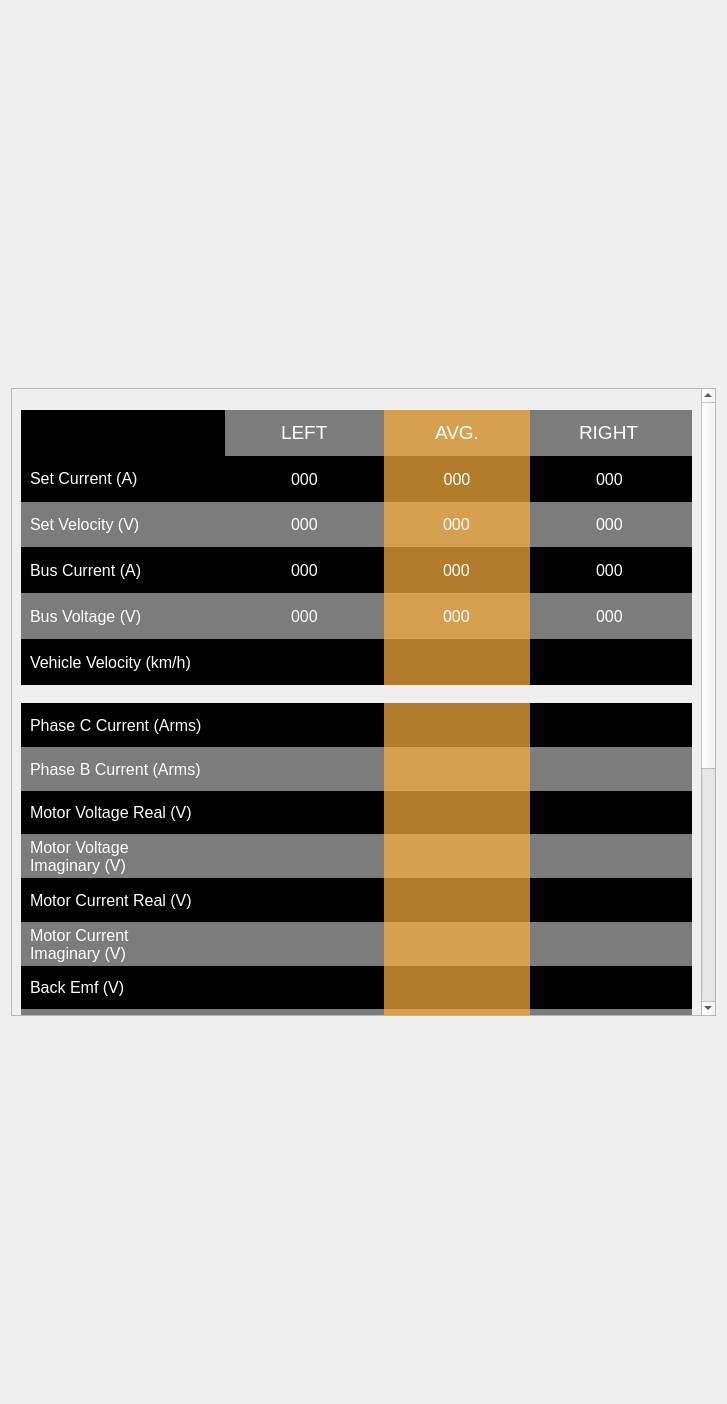
Qt form src/ViewLayer/DebugDisplay/MotorPage/MotorUi/MotorUi.ui (UCSolarCarTeam/Epsilon-Dashboard) before a commit.
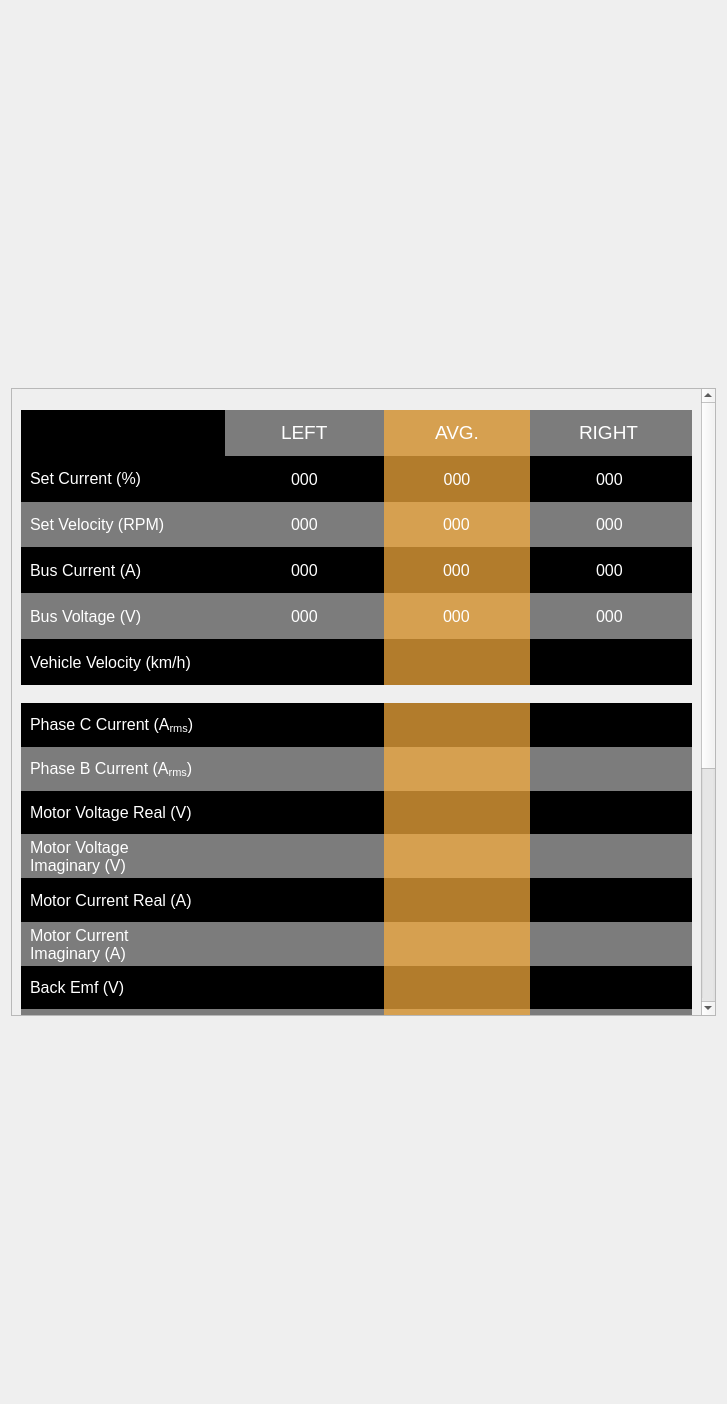
The same form after that commit.

Commit message: Fix Bill's PR comments

What changed in the file:
```diff
--- a/src/ViewLayer/DebugDisplay/MotorPage/MotorUi/MotorUi.ui
+++ b/src/ViewLayer/DebugDisplay/MotorPage/MotorUi/MotorUi.ui
@@ -44,7 +44,7 @@
       <property name="geometry">
        <rect>
         <x>0</x>
-        <y>-407</y>
+        <y>0</y>
         <width>693</width>
         <height>1033</height>
        </rect>
@@ -151,7 +151,7 @@
                 <string notr="true">color: white;</string>
                </property>
                <property name="text">
-                <string>&lt;html&gt;&lt;head/&gt;&lt;body&gt;&lt;p&gt;Set Current (A)&lt;/p&gt;&lt;/body&gt;&lt;/html&gt;</string>
+                <string>&lt;html&gt;&lt;head/&gt;&lt;body&gt;&lt;p&gt;Set Current (%)&lt;/p&gt;&lt;/body&gt;&lt;/html&gt;</string>
                </property>
               </widget>
              </item>
@@ -256,7 +256,7 @@
 </string>
                </property>
                <property name="text">
-                <string>Set Velocity (V)</string>
+                <string>&lt;html&gt;&lt;head/&gt;&lt;body&gt;&lt;p&gt;Set Velocity (RPM)&lt;/p&gt;&lt;/body&gt;&lt;/html&gt;</string>
                </property>
               </widget>
              </item>
@@ -1291,7 +1291,7 @@
 </string>
                </property>
                <property name="text">
-                <string>Motor Current Real (V)</string>
+                <string>Motor Current Real (A)</string>
                </property>
               </widget>
              </item>
@@ -1490,7 +1490,7 @@
 background: transparent;</string>
                </property>
                <property name="text">
-                <string>Phase B Current (Arms)</string>
+                <string>&lt;html&gt;&lt;head/&gt;&lt;body&gt;&lt;p&gt;Phase B Current (A&lt;span style=&quot; vertical-align:sub;&quot;&gt;rms&lt;/span&gt;)&lt;/p&gt;&lt;/body&gt;&lt;/html&gt;</string>
                </property>
               </widget>
              </item>
@@ -1991,7 +1991,7 @@
                </property>
                <property name="text">
                 <string>Motor Current 
-Imaginary (V)</string>
+Imaginary (A)</string>
                </property>
               </widget>
              </item>
@@ -2102,7 +2102,7 @@
                 <string notr="true">color: white;</string>
                </property>
                <property name="text">
-                <string>Phase C Current (Arms)</string>
+                <string>&lt;html&gt;&lt;head/&gt;&lt;body&gt;&lt;p&gt;Phase C Current (A&lt;span style=&quot; vertical-align:sub;&quot;&gt;rms&lt;/span&gt;)&lt;/p&gt;&lt;/body&gt;&lt;/html&gt;</string>
                </property>
               </widget>
              </item>
```
